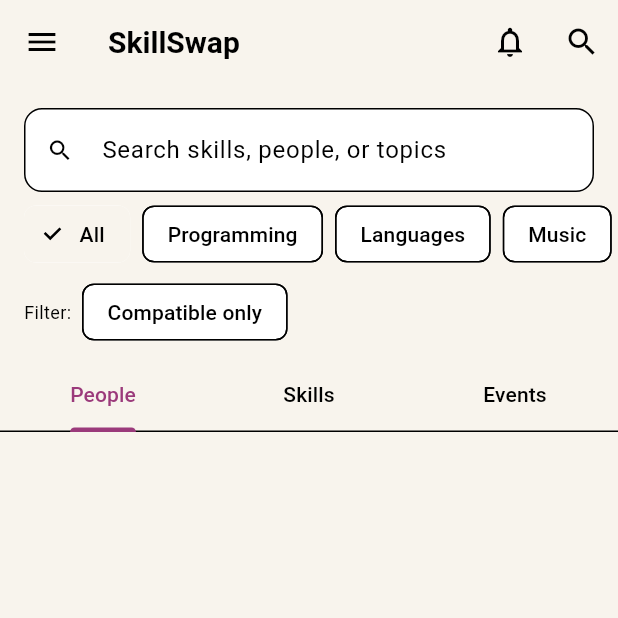
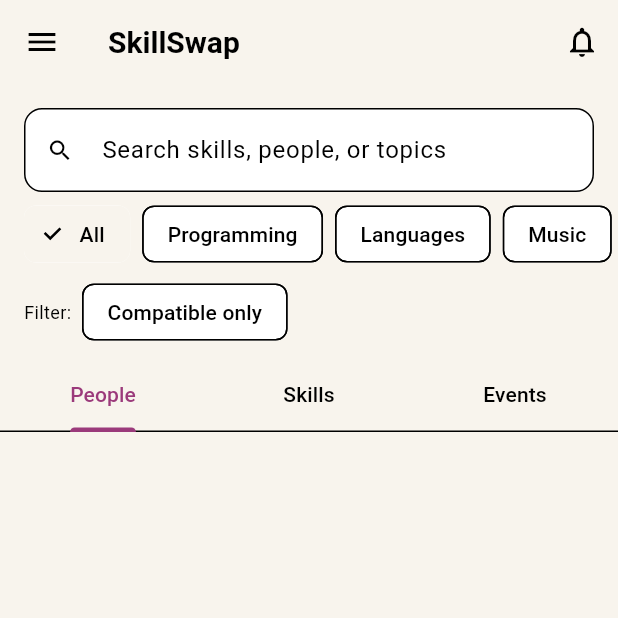
Before and after one commit to tudors2004/SkillSwap, a Flutter app: the HomePage screen opened directly, on a phone screen of 412 x 824 dp, the top half of it. Run offline on Flutter 3.47's test engine with Material 3 defaults, Android fonts, the phone set to English and light mode, and no system bars; our stand-ins replace awesome_notifications, cloud_firestore, dropdown_search, easy_localization, firebase_auth, firebase_core and 7 more; accounts and stored records are empty.

Commit message:
removed the loop icon

```diff
--- a/lib/views/pages/explore_page.dart
+++ b/lib/views/pages/explore_page.dart
@@ -34,7 +34,7 @@ import 'package:skillswap/views/pages/chat_list_page.dart';
 //TODO : IN DRAWER PE DARK MODE SE VEDE CA PULA NU SE VAD ICONITELE LA SETTINGS LA NIMIC
 
 //TODO:  CAND DAU BACK DE PE TELEFON DIN PAGINA DE HOME.. MA DUCE PE LOGIN, AR TREBUI SA MA SCOATA DIN APP,
-// TODO: SCOATE LUPA DIN DREAPTA SUS LASA NUMA CLOPOTELUL
+
 
 class ExplorePage extends StatefulWidget {
   const ExplorePage({super.key});
--- a/lib/views/pages/home_page.dart
+++ b/lib/views/pages/home_page.dart
@@ -187,12 +187,7 @@ class _HomePageState extends State<HomePage> {
               );
             },
           ),
-          IconButton(
-            icon: const Icon(Icons.search),
-            onPressed: () {
-              // Search logic if needed
-            },
-          ),
+
         ],
       ),
       drawer: Drawer(
```
